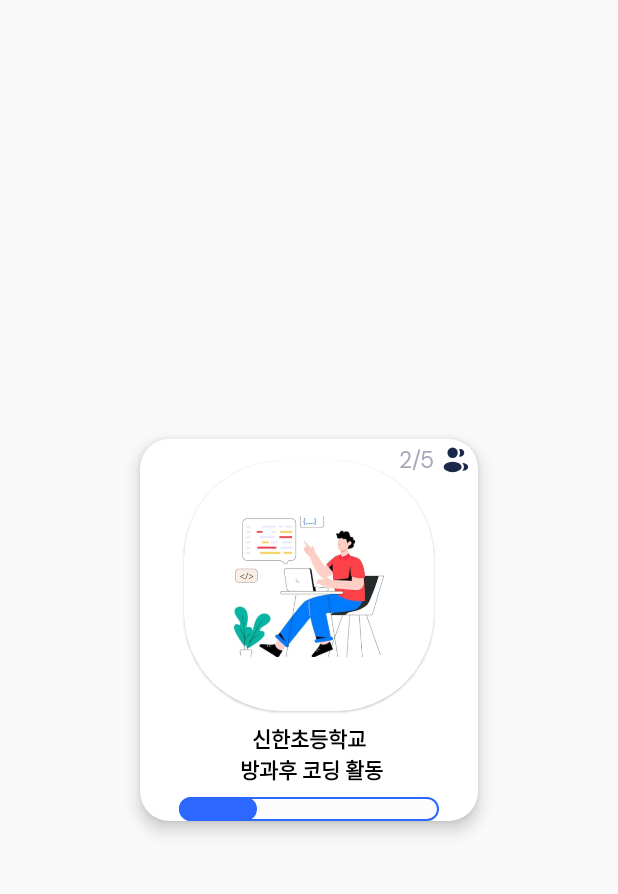
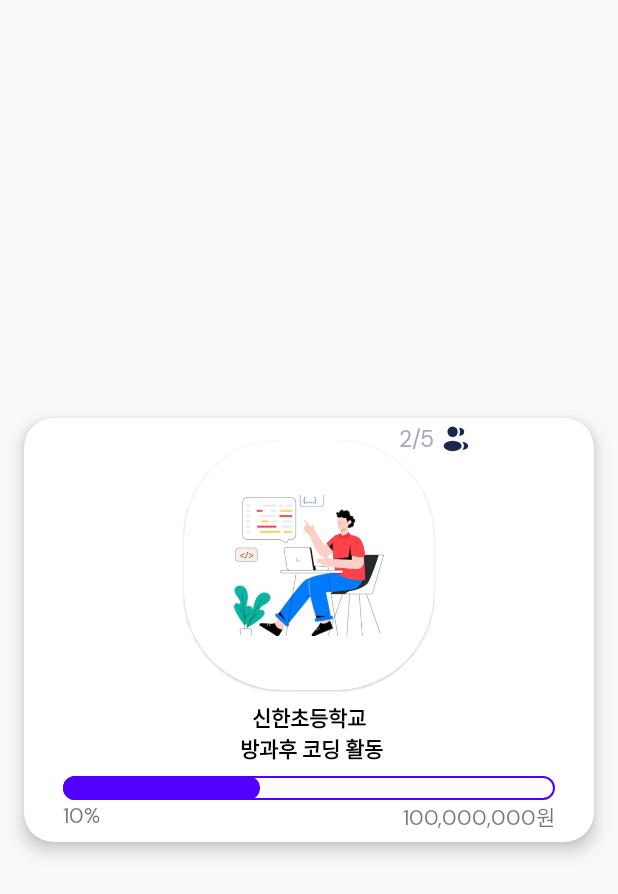
Before and after one commit to kieanu/shac, an Android app: the layout item_act.xml on its own in the app's theme, with its tools: preview values and no code run, on a phone screen of 412 x 824 dp. Shown: the top 894 px of the screen. Run offline under Robolectric (Android 15) with nearby library versions, the phone set to English and light mode, and no system bars.

Commit message:
feat: act item 완성

```diff
--- a/Shac/app/src/main/res/drawable/curved_progress_bar.xml
+++ b/Shac/app/src/main/res/drawable/curved_progress_bar.xml
@@ -2,9 +2,9 @@
 <layer-list xmlns:android="http://schemas.android.com/apk/res/android">
     <item android:id="@android:id/background">
         <shape>
-            <corners android:radius="18dp" />
-            <solid android:color="@color/transparent" /> <!-- 백그라운드 컬러 -->
-            <stroke android:color="@color/bottom_focused" android:width="@dimen/_1sdp" /> <!-- 테두리 컬러-->
+            <corners android:radius="18dp"/>
+            <solid android:color="@color/transparent"/> <!-- 백그라운드 컬러 -->
+            <stroke android:color="@color/progress_filled" android:width="@dimen/_1sdp"/> <!-- 테두리 컬러-->
         </shape>
     </item>
 
@@ -13,7 +13,7 @@
     <scale android:scaleWidth="100%">
         <shape>
             <corners android:radius="@dimen/_30sdp" />
-            <solid android:color="@color/bottom_focused" />
+            <solid android:color="@color/progress_filled" />
         </shape>
     </scale>
     </item>
--- a/Shac/app/src/main/res/drawable/progress_bar_background.xml
+++ b/Shac/app/src/main/res/drawable/progress_bar_background.xml
@@ -1,4 +1,3 @@
-<?xml version="1.0" encoding="utf-8"?>
 <?xml version="1.0" encoding="utf-8"?>
 <shape
     xmlns:android="http://schemas.android.com/apk/res/android"
--- a/Shac/app/src/main/res/layout/item_act.xml
+++ b/Shac/app/src/main/res/layout/item_act.xml
@@ -1,17 +1,15 @@
 <?xml version="1.0" encoding="utf-8"?>
-
-<com.google.android.material.card.MaterialCardView
-    xmlns:android="http://schemas.android.com/apk/res/android"
+<com.google.android.material.card.MaterialCardView xmlns:android="http://schemas.android.com/apk/res/android"
     xmlns:app="http://schemas.android.com/apk/res-auto"
     xmlns:tools="http://schemas.android.com/tools"
-    android:layout_width="wrap_content"
+    android:layout_width="match_parent"
     android:layout_height="wrap_content"
     android:layout_gravity="center"
-    app:cardElevation="@dimen/_5sdp"
     android:layout_marginStart="16dp"
     android:layout_marginTop="8dp"
     android:layout_marginEnd="16dp"
-    app:cardCornerRadius="@dimen/_15sdp">
+    app:cardCornerRadius="@dimen/_15sdp"
+    app:cardElevation="@dimen/_5sdp">
 
     <androidx.constraintlayout.widget.ConstraintLayout
         android:layout_width="match_parent"
@@ -21,19 +19,19 @@
             android:id="@+id/linearLayout_act_participant"
             android:layout_width="wrap_content"
             android:layout_height="wrap_content"
-            android:gravity="center"
             android:layout_marginLeft="@dimen/_minus18sdp"
             android:layout_marginTop="@dimen/_3sdp"
+            android:gravity="center"
             app:layout_constraintStart_toEndOf="@+id/act_main_img_cardview"
             app:layout_constraintTop_toTopOf="parent">
 
             <androidx.appcompat.widget.AppCompatTextView
+                style="@style/regularText"
                 android:layout_width="match_parent"
                 android:layout_height="match_parent"
+                android:textColor="@color/grey_text"
                 android:textSize="@dimen/_12sdp"
-                android:textColor="@color/grey_text"
-                style="@style/regularText"
-                tools:text="2/5"/>
+                tools:text="2/5" />
 
             <androidx.appcompat.widget.AppCompatImageView
                 android:layout_width="@dimen/_16sdp"
@@ -45,9 +43,9 @@
 
         <com.google.android.material.card.MaterialCardView
             android:id="@+id/act_main_img_cardview"
-            android:layout_marginTop="@dimen/_8sdp"
             android:layout_width="wrap_content"
             android:layout_height="wrap_content"
+            android:layout_marginTop="@dimen/_8sdp"
             app:cardCornerRadius="@dimen/_50sdp"
             app:layout_constraintEnd_toEndOf="parent"
             app:layout_constraintStart_toStartOf="parent"
@@ -62,11 +60,11 @@
         </com.google.android.material.card.MaterialCardView>
 
         <androidx.appcompat.widget.AppCompatTextView
-            android:layout_marginTop="@dimen/_6sdp"
             android:id="@+id/act_main_title"
             style="@style/boldText"
             android:layout_width="0dp"
             android:layout_height="match_parent"
+            android:layout_marginTop="@dimen/_6sdp"
             android:gravity="center"
             android:maxLines="2"
             android:textColor="@color/black"
@@ -77,16 +75,37 @@
 
         <ProgressBar
             android:id="@+id/act_fund_progress"
-            android:layout_marginTop="@dimen/_6sdp"
             style="@style/Widget.AppCompat.ProgressBar.Horizontal"
-            android:progressDrawable="@drawable/curved_progress_bar"
             android:layout_width="0dp"
             android:layout_height="wrap_content"
             android:layout_marginHorizontal="@dimen/_20sdp"
-            android:progress="30"
-            app:layout_constraintTop_toBottomOf="@+id/act_main_title"
+            android:layout_marginTop="@dimen/_6sdp"
+            android:progress="40"
+            android:progressDrawable="@drawable/curved_progress_bar"
             app:layout_constraintEnd_toEndOf="parent"
-            app:layout_constraintStart_toStartOf="parent" />
+            app:layout_constraintStart_toStartOf="parent"
+            app:layout_constraintTop_toBottomOf="@+id/act_main_title" />
+
+        <androidx.appcompat.widget.AppCompatTextView
+            android:id="@+id/act_fund_progress_percent_text"
+            android:layout_width="wrap_content"
+            android:layout_height="wrap_content"
+            android:layout_marginBottom="@dimen/_5sdp"
+            app:layout_constraintBottom_toBottomOf="parent"
+            app:layout_constraintStart_toStartOf="@+id/act_fund_progress"
+            app:layout_constraintTop_toBottomOf="@+id/act_fund_progress"
+            tools:text="10%" />
+
+        <androidx.appcompat.widget.AppCompatTextView
+            android:id="@+id/act_fund_progress_money_text"
+            android:layout_width="wrap_content"
+            android:layout_height="wrap_content"
+            android:layout_marginBottom="@dimen/_5sdp"
+            app:layout_constraintBottom_toBottomOf="parent"
+            app:layout_constraintEnd_toEndOf="@+id/act_fund_progress"
+            app:layout_constraintTop_toBottomOf="@+id/act_fund_progress"
+            tools:text="100,000,000원" />
+
     </androidx.constraintlayout.widget.ConstraintLayout>
 
 </com.google.android.material.card.MaterialCardView>
--- a/Shac/app/src/main/res/values/colors.xml
+++ b/Shac/app/src/main/res/values/colors.xml
@@ -9,6 +9,7 @@
     <color name="white">#FFFFFFFF</color>
     <color name="bottom_unfocused">#FF787878</color>
     <color name="bottom_focused">#FF2C67FF</color>
+    <color name="progress_filled">#FF5200FF</color>
     <color name="grey_text">#FFAAA6B9</color>
     <color name="main_bg_color">#FFF9F9F9</color>
     <color name="transparent">#27EEECEC</color>
--- a/Shac/app/src/main/res/values/themes.xml
+++ b/Shac/app/src/main/res/values/themes.xml
@@ -4,7 +4,7 @@
         <!-- 기본 배경색 -->
         <item name="android:windowBackground">@color/main_bg_color</item>
         <!-- Font -->
-        <item name="android:fontFamily">@font/notosnas_regular</item>
+        <item name="android:fontFamily">@font/dmsans_regular</item>
         <!-- Primary brand color. -->
         <item name="colorPrimary">@color/purple_500</item>
         <item name="colorPrimaryVariant">@color/purple_700</item>
```
